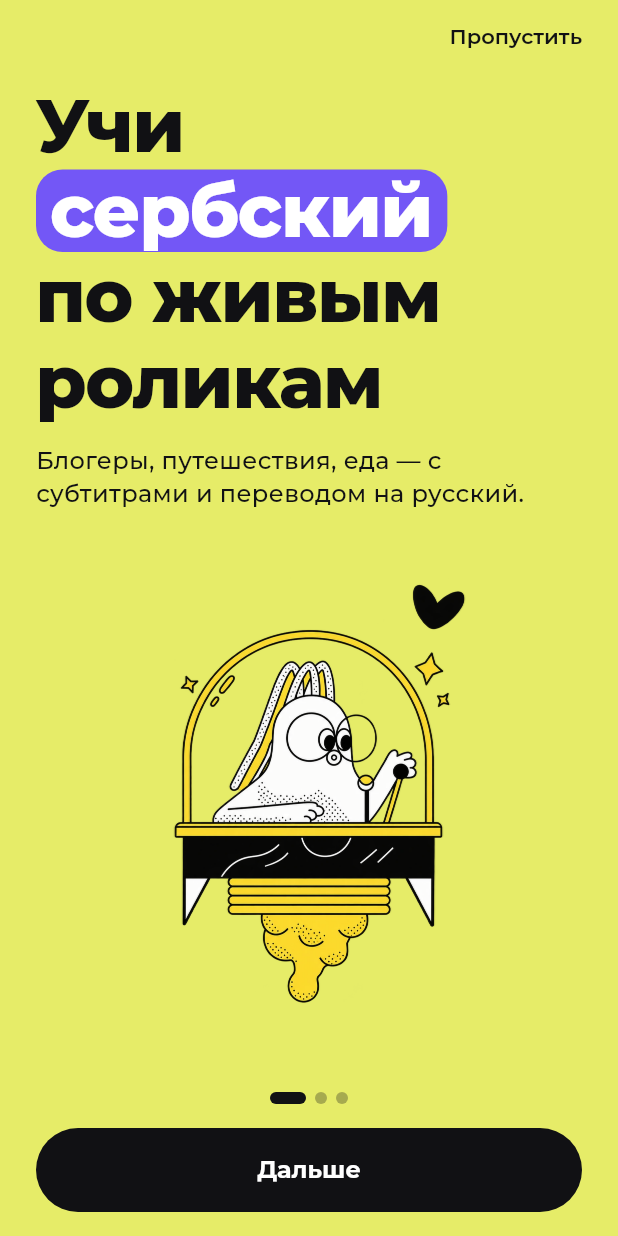
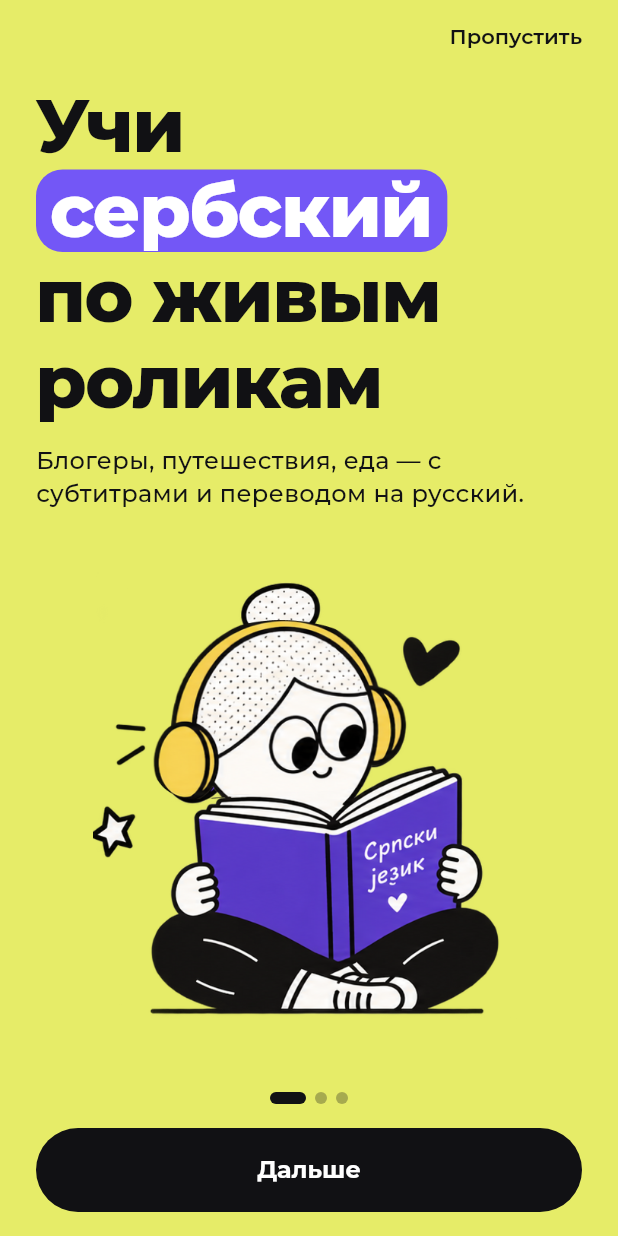
Before and after one commit to lizaportishead/kapirash, a Flutter app: the screen it shows after launch, on a phone screen of 412 x 824 dp. Run offline on Flutter 3.47's test engine with Material 3 defaults, Android fonts, the phone set to English and light mode, and no system bars; our stand-ins replace shared_preferences, youtube_player_iframe.

Commit message:
Replace the rocket cat illustration with new art for onboarding, words and my videos
Co-Authored-By: Claude Opus 5.5 <noreply@anthropic.com>

```diff
--- a/app/lib/my_videos_page.dart
+++ b/app/lib/my_videos_page.dart
@@ -59,7 +59,7 @@ class MyVideosPage extends StatelessWidget {
                           // Картинка декоративная: на низком экране ужимается, а не обрезает текст.
                           Flexible(
                             child: ExcludeSemantics(
-                              child: Image.asset('assets/onboarding_rocket.png', height: 260),
+                              child: Image.asset('assets/ill_my_videos.png', height: 260),
                             ),
                           ),
                           SizedBox(height: 16),
--- a/app/lib/onboarding_page.dart
+++ b/app/lib/onboarding_page.dart
@@ -27,7 +27,7 @@ const _slides = [
     onMark: cOnViolet,
     title: 'Учи *сербский* по\u00A0живым роликам',
     text: 'Блогеры, путешествия, еда — с субтитрами и переводом на русский.',
-    art: _ImageArt('assets/onboarding_rocket.png'),
+    art: _ImageArt('assets/ill_onboarding.png'),
   ),
   _Slide(
     bg: cViolet,
--- a/app/lib/words_page.dart
+++ b/app/lib/words_page.dart
@@ -88,7 +88,7 @@ class _WordsPageState extends State<WordsPage> {
                               // Картинка декоративная: на низком экране ужимается, а не обрезает текст.
                               Flexible(
                                 child: ExcludeSemantics(
-                                  child: Image.asset('assets/onboarding_rocket.png', height: 260),
+                                  child: Image.asset('assets/ill_words.png', height: 260),
                                 ),
                               ),
                               SizedBox(height: 16),
```
Also changed, not shown: app/assets/ill_my_videos.png (added), app/assets/ill_onboarding.png (added), app/assets/ill_words.png (added), app/assets/onboarding_rocket.png (deleted).
